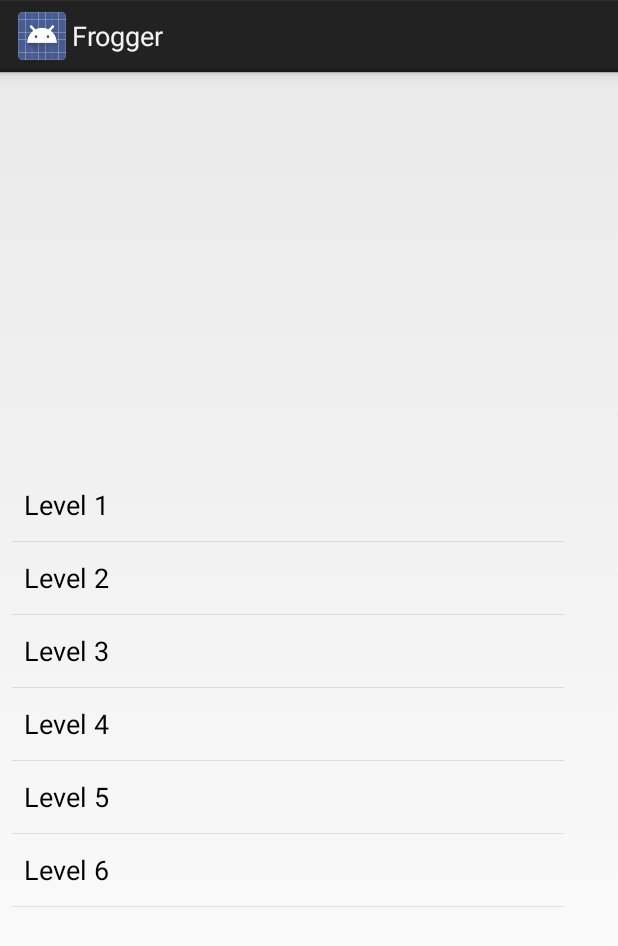
After one commit to kov0270/Frogger2, an Android app: the ChooseLevel screen opened directly, with no data from a screen before it, on a phone screen of 412 x 824 dp. The commit adds this screen. Shown: the top 946 px of the screen. Run offline under Robolectric (Android 15) with nearby library versions, the phone set to English and light mode, and no system bars.

Commit message:
ListWithLevels

```diff
--- a/app/build.gradle
+++ b/app/build.gradle
@@ -21,6 +21,7 @@ android {
 dependencies {
     implementation fileTree(dir: 'libs', include: ['*.jar'])
     implementation 'com.android.support.constraint:constraint-layout:1.1.3'
+    implementation 'com.android.support:appcompat-v7:28.0.0'
     testImplementation 'junit:junit:4.12'
     androidTestImplementation 'com.android.support.test:runner:1.0.2'
     androidTestImplementation 'com.android.support.test.espresso:espresso-core:3.0.2'
--- a/app/src/main/AndroidManifest.xml
+++ b/app/src/main/AndroidManifest.xml
@@ -17,7 +17,9 @@
             </intent-filter>
         </activity>
         <activity android:name=".GameOver" />
-        <activity android:name=".TopScore"></activity>
+        <activity android:name=".TopScore" />
+        <activity android:name=".ChooseLevel" />
+        <activity android:name=".RandomActivity"></activity>
     </application>
 
 </manifest>
--- /dev/null
+++ b/app/src/main/java/com/example/antonio/frogger/ChooseLevel.java
@@ -0,0 +1,49 @@
+package com.example.antonio.frogger;
+
+import android.app.Activity;
+import android.content.Intent;
+import android.os.Bundle;
+import android.util.Log;
+import android.view.View;
+import android.widget.AdapterView;
+import android.widget.ArrayAdapter;
+import android.widget.ListView;
+
+import java.util.ArrayList;
+
+public class ChooseLevel extends Activity {
+
+    @Override
+    protected void onCreate(Bundle savedInstanceState) {
+        super.onCreate(savedInstanceState);
+        setContentView(R.layout.activity_choose_level);
+        ArrayList members = new ArrayList();
+       /* members.add(new Level(1,"Level 1"));
+        members.add(new Level(2,"Level 2"));
+        members.add(new Level(3,"Level 3"));
+        members.add(new Level(4,"Level 4"));
+        members.add(new Level(5,"Level 5"));
+        members.add(new Level(6,"Level 6"));*/
+       members.add("Level 1");
+       members.add("Level 2");
+       members.add("Level 3");
+       members.add("Level 4");
+       members.add("Level 5");
+       members.add("Level 6");
+
+        ArrayAdapter ad = new ArrayAdapter(this,android.R.layout.simple_list_item_1,members);
+        ListView lv = (ListView)findViewById(R.id.listView1);
+        lv.setAdapter(ad);
+        lv.setOnItemClickListener(new AdapterView.OnItemClickListener() {
+            @Override
+            public void onItemClick(AdapterView<?> arg0, View arg1, int arg2, long arg3) {
+                Start(arg2+1);
+            }
+        });
+    }
+
+    public void Start(int i) {
+        setContentView(new FroggerView(this,i));
+    }
+
+}
--- a/app/src/main/java/com/example/antonio/frogger/GameOver.java
+++ b/app/src/main/java/com/example/antonio/frogger/GameOver.java
@@ -65,7 +65,7 @@ public class GameOver extends Activity {
     }
 
     public void startNewGame(View view) {
-        setContentView(new FroggerView(this));
+        setContentView(new FroggerView(this,1));
     }
 
     public void backToMenu(View view) {
--- a/app/src/main/java/com/example/antonio/frogger/MainActivity.java
+++ b/app/src/main/java/com/example/antonio/frogger/MainActivity.java
@@ -24,7 +24,8 @@ public class MainActivity extends Activity {
     }
 
     public void click(View view) {
-        setContentView(new FroggerView(this));
+        Intent intent = new Intent(this, ChooseLevel.class);
+        startActivity(intent);
     }
 
     public void showTop(View view) {
--- /dev/null
+++ b/app/src/main/res/layout/activity_choose_level.xml
@@ -0,0 +1,18 @@
+<?xml version="1.0" encoding="utf-8"?>
+<android.support.constraint.ConstraintLayout xmlns:android="http://schemas.android.com/apk/res/android"
+    xmlns:app="http://schemas.android.com/apk/res-auto"
+    xmlns:tools="http://schemas.android.com/tools"
+    android:layout_width="match_parent"
+    android:layout_height="match_parent"
+    tools:context=".ChooseLevel">
+
+    <ListView
+        android:id="@+id/listView1"
+        android:layout_width="368dp"
+        android:layout_height="503dp"
+        android:layout_marginBottom="8dp"
+        android:layout_marginLeft="8dp"
+        android:layout_marginStart="8dp"
+        app:layout_constraintBottom_toBottomOf="parent"
+        app:layout_constraintStart_toStartOf="parent" />
+</android.support.constraint.ConstraintLayout>
```
Also changed, not shown: app/src/main/java/com/example/antonio/frogger/FroggerView.java (+110 -40 lines), app/src/main/java/com/example/antonio/frogger/Level.java (added, +11 -0 lines).
